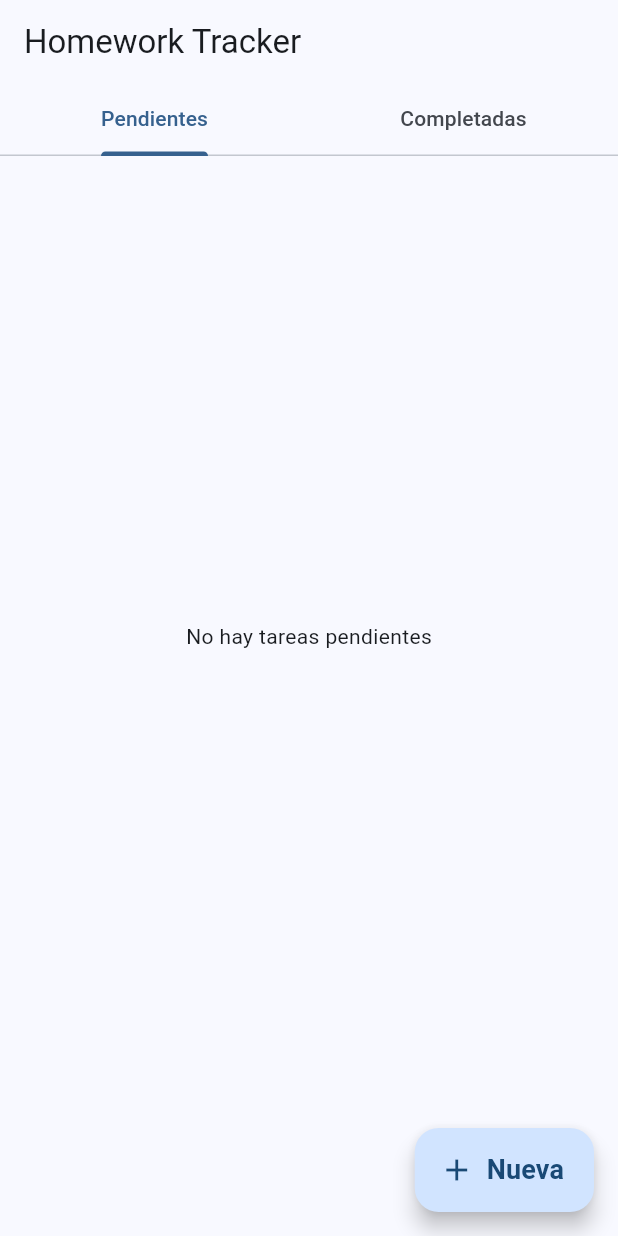
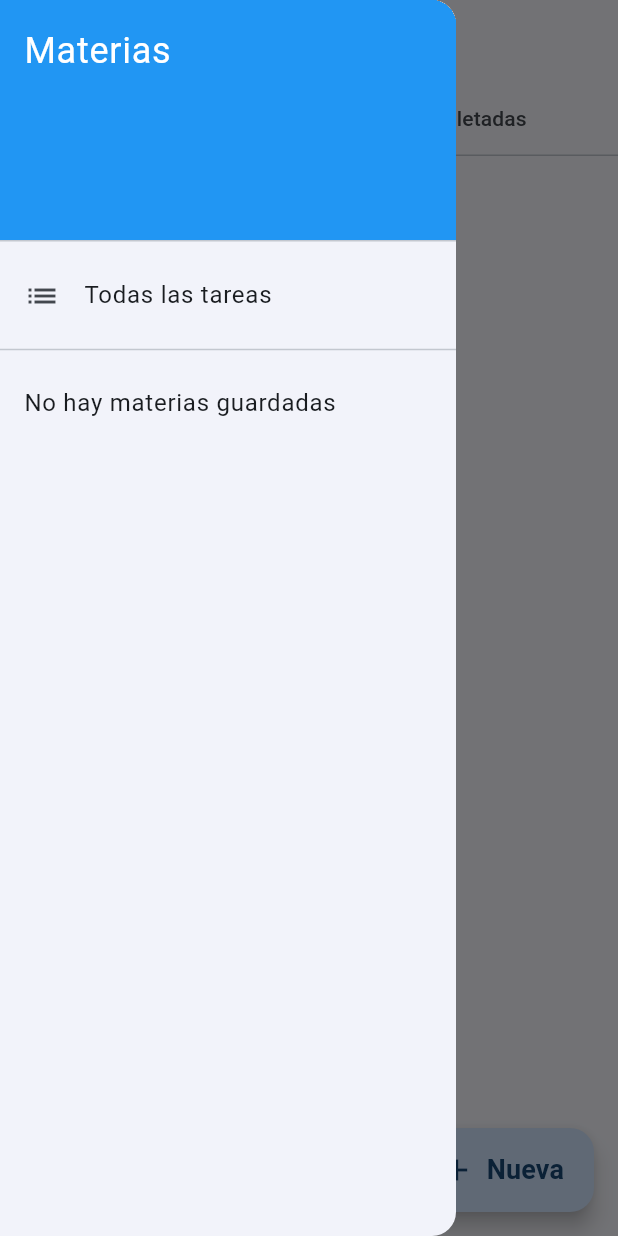
Before and after one commit to GabrielGG27/HomeWork-App, a Flutter app: the screen it shows after launch, with the side drawer open (before the commit the screen has no drawer), on a phone screen of 412 x 824 dp. Run offline on Flutter 3.47's test engine with Material 3 defaults, Android fonts, the phone set to English and light mode, and no system bars; our stand-ins replace flutter_local_notifications, shared_preferences, timezone; missing offline and left inert: flutter_local_notifications_platform_interface.

Commit message:
07_Menu-materias

```diff
--- a/lib/main.dart
+++ b/lib/main.dart
@@ -108,7 +108,8 @@ class Homework {
 }
 
 class HomeworkListScreen extends StatefulWidget {
-  const HomeworkListScreen({super.key});
+  final String? subjectFilter;
+  const HomeworkListScreen({super.key, this.subjectFilter});
 
   @override
   State<HomeworkListScreen> createState() => _HomeworkListScreenState();
@@ -117,11 +118,13 @@ class HomeworkListScreen extends StatefulWidget {
 class _HomeworkListScreenState extends State<HomeworkListScreen> {
   late Future<List<Homework>> _homeworkFuture;
   Timer? _timer;
+  List<String> _subjects = [];
 
   @override
   void initState() {
     super.initState();
     _homeworkFuture = _loadHomework();
+    _loadSubjects();
     _requestPermissions(); // 🔥 NUEVO: Pedir permisos al iniciar
     _schedulePendingNotifications();
 
@@ -158,6 +161,13 @@ class _HomeworkListScreenState extends State<HomeworkListScreen> {
     return data.map((item) => Homework.fromJson(jsonDecode(item))).toList();
   }
 
+  Future<void> _loadSubjects() async {
+    final prefs = await SharedPreferences.getInstance();
+    setState(() {
+      _subjects = prefs.getStringList('subjects') ?? [];
+    });
+  }
+
   Future<void> _saveHomework(List<Homework> homeworkList) async {
     final prefs = await SharedPreferences.getInstance();
     final data = homeworkList.map((h) => jsonEncode(h.toJson())).toList();
@@ -171,6 +181,7 @@ class _HomeworkListScreenState extends State<HomeworkListScreen> {
     _scheduleNotification(homework);
     setState(() {
       _homeworkFuture = _loadHomework();
+      _loadSubjects(); // Reload subjects in case a new one was added
     });
   }
 
@@ -181,6 +192,7 @@ class _HomeworkListScreenState extends State<HomeworkListScreen> {
     _scheduleNotification(updatedHomework); // Re-programar notificación
     setState(() {
       _homeworkFuture = _loadHomework();
+      _loadSubjects(); // Reload subjects
     });
   }
 
@@ -367,16 +379,60 @@ class _HomeworkListScreenState extends State<HomeworkListScreen> {
 
   @override
   Widget build(BuildContext context) {
-    // ... El resto de tu método build sigue igual ...
     return DefaultTabController(
       length: 2,
       child: Scaffold(
         appBar: AppBar(
-          title: const Text('Homework Tracker'),
+          title: Text(widget.subjectFilter ?? 'Homework Tracker'),
           bottom: const TabBar(
             tabs: [
               Tab(text: 'Pendientes'),
               Tab(text: 'Completadas'),
+            ],
+          ),
+        ),
+        drawer: Drawer(
+          child: ListView(
+            padding: EdgeInsets.zero,
+            children: [
+              const DrawerHeader(
+                decoration: BoxDecoration(color: Colors.blue),
+                child: Text(
+                  'Materias',
+                  style: TextStyle(color: Colors.white, fontSize: 24),
+                ),
+              ),
+              ListTile(
+                leading: const Icon(Icons.list),
+                title: const Text('Todas las tareas'),
+                onTap: () {
+                  Navigator.pop(context); // Close drawer
+                  // If we are already in a filtered view, pop back to main
+                  if (widget.subjectFilter != null) {
+                    Navigator.pop(context);
+                  }
+                },
+              ),
+              const Divider(),
+              if (_subjects.isEmpty)
+                const ListTile(title: Text('No hay materias guardadas'))
+              else
+                ..._subjects.map(
+                  (subject) => ListTile(
+                    leading: const Icon(Icons.book),
+                    title: Text(subject),
+                    onTap: () {
+                      Navigator.pop(context);
+                      Navigator.push(
+                        context,
+                        MaterialPageRoute(
+                          builder: (context) =>
+                              HomeworkListScreen(subjectFilter: subject),
+                        ),
+                      );
+                    },
+                  ),
+                ),
             ],
           ),
         ),
@@ -405,8 +461,19 @@ class _HomeworkListScreenState extends State<HomeworkListScreen> {
             }
             final allHomework = snapshot.data!;
 
-            final pending = allHomework.where((h) => !h.isCompleted).toList();
-            final completed = allHomework.where((h) => h.isCompleted).toList();
+            // Filter by subject if needed
+            final filteredHomework = widget.subjectFilter != null
+                ? allHomework
+                      .where((h) => h.subject == widget.subjectFilter)
+                      .toList()
+                : allHomework;
+
+            final pending = filteredHomework
+                .where((h) => !h.isCompleted)
+                .toList();
+            final completed = filteredHomework
+                .where((h) => h.isCompleted)
+                .toList();
 
             pending.sort((a, b) => a.dueDate.compareTo(b.dueDate));
             completed.sort((a, b) => a.dueDate.compareTo(b.dueDate));
@@ -426,7 +493,6 @@ class _HomeworkListScreenState extends State<HomeworkListScreen> {
     );
   }
 
-  // ... Resto de métodos _buildHomeworkList ...
   Widget _buildHomeworkList(
     BuildContext context,
     List<Homework> filteredList,
@@ -477,7 +543,7 @@ class _HomeworkListScreenState extends State<HomeworkListScreen> {
               fontSize = 23;
               break;
             case 'Próximamente':
-              textColor = Colors.grey[700]!;
+              textColor = const Color(0xFF00bb2d);
               icon = Icons.date_range;
               fontSize = 23;
               break;
```
